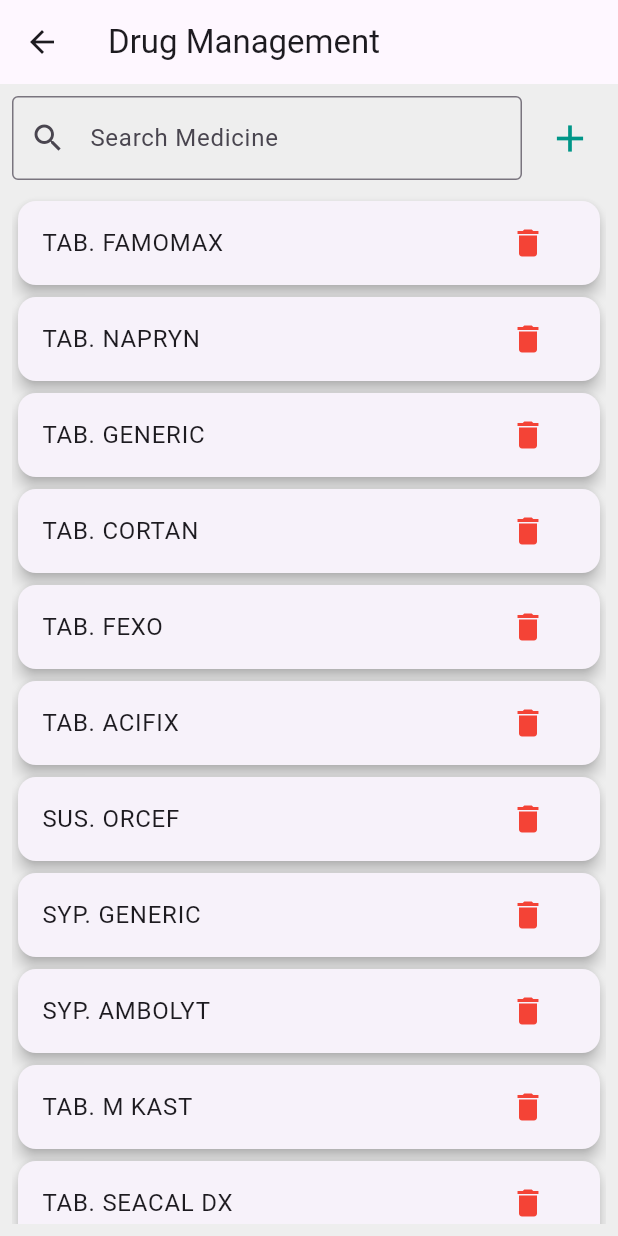
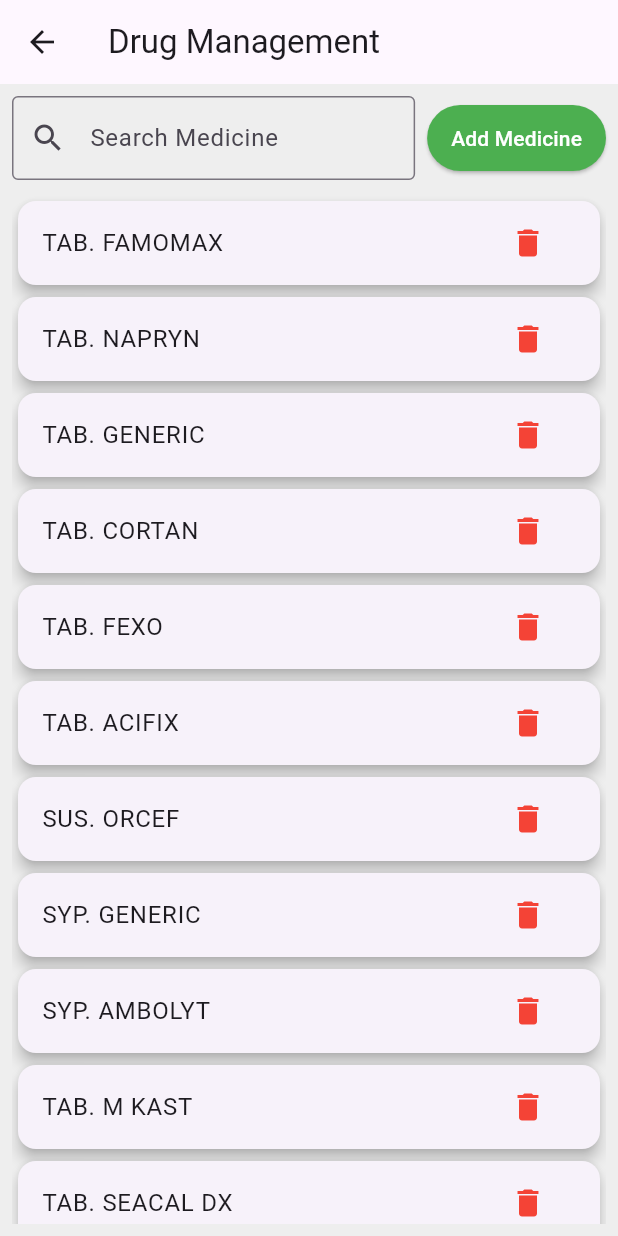
Before and after one commit to omor-niloy/Digital-Prescription, a Flutter app: the screen it shows after launch, in the side drawer, after a tap on "Drugs", on a phone screen of 412 x 824 dp. Run offline on Flutter 3.47's test engine with Material 3 defaults, Android fonts, the phone set to English and light mode, and no system bars; drawn by our look-alikes of flutter_typeahead; our stand-ins replace pdf, permission_handler, printing, sqflite, sqflite_common_ffi; accounts and stored records are empty.

Commit message:
Search Update

```diff
--- a/lib/database/database_helper.dart
+++ b/lib/database/database_helper.dart
@@ -113,7 +113,7 @@ class DatabaseHelper {
     final List<Map<String, dynamic>> maps = await db.query(
       'medicines',
       where: 'name LIKE ?',
-      whereArgs: ['$query%'],
+      whereArgs: ['%$query%'],
       limit: 5,
     );
     return List.generate(maps.length, (i) {
--- a/lib/pages/drug_management_page.dart
+++ b/lib/pages/drug_management_page.dart
@@ -23,7 +23,7 @@ class _DrugManagementPageState extends State<DrugManagementPage> {
   }
 
   Future<void> _loadMedicines() async {
-    final medicines = await DatabaseHelper().getAllMedicines();
+    final medicines = await DatabaseHelper().getMedicines(limit: 20);
     if (mounted) {
       setState(() {
         _medicines = medicines;
@@ -34,8 +34,22 @@ class _DrugManagementPageState extends State<DrugManagementPage> {
 
   void _filterMedicines() {
     final query = _searchController.text.toLowerCase();
+    if (query.isEmpty) {
+      // Show only first 20 medicines when no search query
+      setState(() {
+        _filteredMedicines = _medicines;
+      });
+    } else {
+      // Show all matching medicines when searching
+      _loadAllMedicinesForSearch();
+    }
+  }
+
+  Future<void> _loadAllMedicinesForSearch() async {
+    final allMedicines = await DatabaseHelper().getAllMedicines();
+    final query = _searchController.text.toLowerCase();
     setState(() {
-      _filteredMedicines = _medicines
+      _filteredMedicines = allMedicines
           .where((medicine) => medicine.name.toLowerCase().contains(query))
           .toList();
     });
@@ -154,10 +168,17 @@ class _DrugManagementPageState extends State<DrugManagementPage> {
                   ),
                 ),
                 const SizedBox(width: 8),
-                IconButton(
-                  icon: const Icon(Icons.add, color: Colors.teal, size: 30),
+                ElevatedButton(
                   onPressed: _showAddDrugDialog,
-                  tooltip: 'Add New Drug',
+                  style: ElevatedButton.styleFrom(
+                    backgroundColor: Colors.green,
+                    foregroundColor: Colors.white,
+                    padding: const EdgeInsets.symmetric(
+                      horizontal: 16,
+                      vertical: 12,
+                    ),
+                  ),
+                  child: const Text('Add Medicine'),
                 ),
               ],
             ),
```
